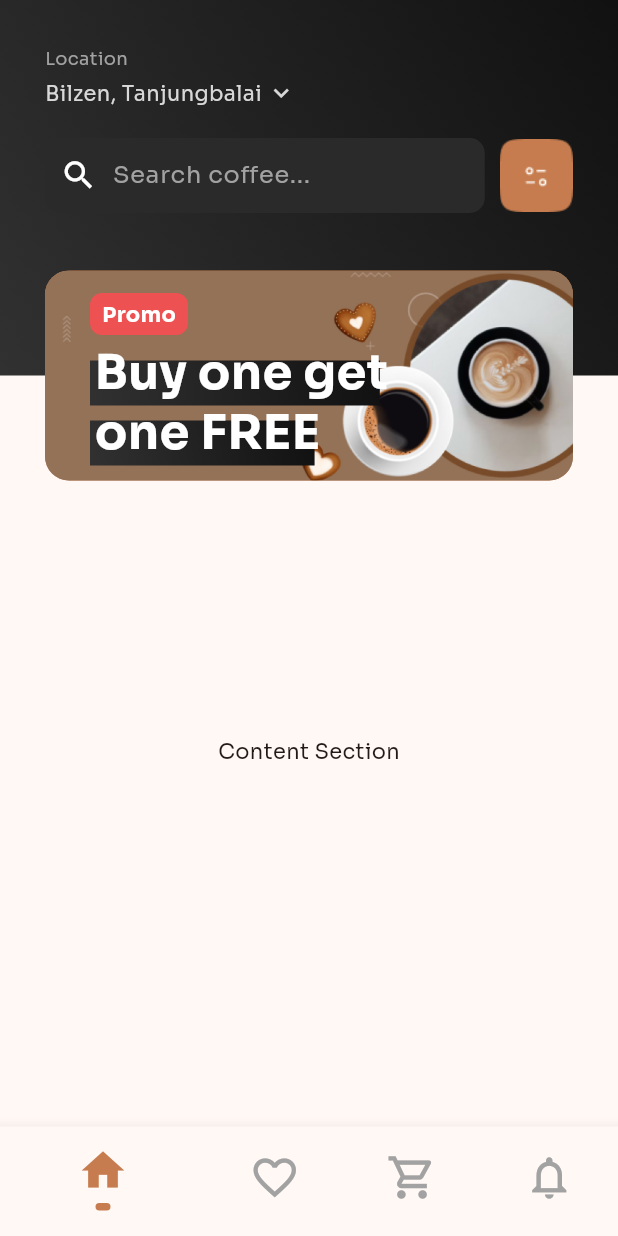
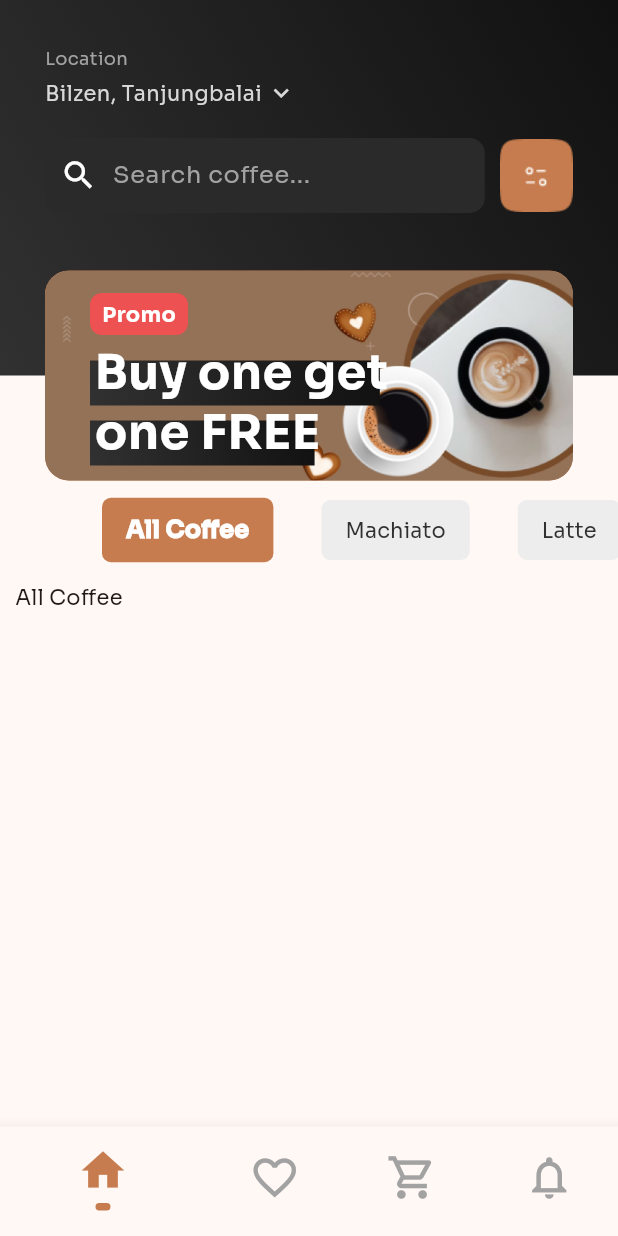
Before and after one commit to rizasghari/coffeeshop_flutter, a Flutter app: the AppWrapperScreen screen opened directly, on a phone screen of 412 x 824 dp. Run offline on Flutter 3.47's test engine with Material 3 defaults, Android fonts, the phone set to English and light mode, and no system bars; generated files the repository leaves out were written again.

Commit message:
Home page tabbar implemented

```diff
--- a/lib/main.dart
+++ b/lib/main.dart
@@ -1,4 +1,5 @@
 import 'package:coffee_shop_flutter/ui/colors.dart';
+import 'package:flutter/services.dart';
 
 import 'screens/splash_screen.dart';
 import 'package:flutter/material.dart';
--- /dev/null
+++ b/lib/mock_data.dart
@@ -0,0 +1,17 @@
+class Category {
+  final String name;
+  Category({required this.name});
+
+  static List<Category> getSampleCategories() {
+    return [
+      Category(name: 'All Coffee'),
+      Category(name: 'Machiato'),
+      Category(name: 'Latte'),
+      Category(name: 'Americano'),
+      Category(name: 'Turkish Coffee'),
+      Category(name: 'Cappuccino'),
+      Category(name: 'Espresso'),
+      Category(name: 'Cafe au Lait'),
+    ];
+  }
+}
--- a/lib/screens/app_wrapper_screen.dart
+++ b/lib/screens/app_wrapper_screen.dart
@@ -48,23 +48,6 @@ class _AppWrapperScreenState extends State<AppWrapperScreen> {
             height: 5,
             width: 10,
           ),
-      ],
-    );
-  }
-
-  Widget _heroSection() {
-    return Stack(
-      alignment: Alignment.center,
-      clipBehavior: Clip.none,
-      children: [
-        Container(
-          clipBehavior: Clip.antiAlias,
-          decoration: const BoxDecoration(
-              color: Color(0xFF4F9CD6),
-              borderRadius:
-                  BorderRadius.only(bottomLeft: Radius.circular(30.0))),
-          child: Text("Hero Section"),
-        ),
       ],
     );
   }
@@ -126,9 +109,7 @@ class _AppWrapperScreenState extends State<AppWrapperScreen> {
   Widget build(BuildContext context) {
     return Scaffold(
       body: SafeArea(
-        child: Center(
-          child: _screens.elementAt(_bottomNavSelectedIndex),
-        ),
+        child: _screens.elementAt(_bottomNavSelectedIndex),
       ),
       bottomNavigationBar: _buildBottomNavigationBar(),
     );
--- a/lib/screens/home_screen.dart
+++ b/lib/screens/home_screen.dart
@@ -1,3 +1,4 @@
+import 'package:coffee_shop_flutter/mock_data.dart';
 import 'package:flutter/material.dart';
 import '../ui/colors.dart';
 import '../ui/gradients.dart';
@@ -10,8 +11,23 @@ class HomeScreen extends StatefulWidget {
   State<HomeScreen> createState() => _HomeScreenState();
 }
 
-class _HomeScreenState extends State<HomeScreen> {
+class _HomeScreenState extends State<HomeScreen>
+    with SingleTickerProviderStateMixin {
   final TextEditingController _searchController = TextEditingController();
+  late TabController tabController;
+
+  @override
+  void initState() {
+    tabController = TabController(
+        length: Category.getSampleCategories().length,
+        initialIndex: 0,
+        animationDuration: const Duration(milliseconds: 300),
+        vsync: this);
+    tabController.addListener(() {
+      setState(() {});
+    });
+    super.initState();
+  }
 
   @override
   Widget build(BuildContext context) {
@@ -259,11 +275,82 @@ class _HomeScreenState extends State<HomeScreen> {
   }
 
   Widget _contentSection() {
-    return const Column(
-      mainAxisAlignment: MainAxisAlignment.center,
-      children: [
-        Text("Content Section"),
-      ],
+    return Padding(
+      padding: const EdgeInsets.only(top: 80.0, left: 0.0, right: 0.0),
+      child: Column(
+        children: [
+          TabBar(
+            controller: tabController,
+            isScrollable: true,
+            labelStyle: const TextStyle(
+              fontSize: 14.0,
+              fontWeight: FontWeight.w700,
+            ),
+            labelColor: white,
+            indicator: const UnderlineTabIndicator(
+              borderSide: BorderSide(
+                width: 0.0,
+                color: Colors.transparent,
+              ),
+            ),
+            dividerColor: Colors.transparent,
+            padding: EdgeInsets.zero,
+            overlayColor: WidgetStateProperty.all(Colors.transparent),
+            tabs: List.generate(
+              Category.getSampleCategories().length,
+              (index) => _customTab(index, tabController.index),
+            ),
+          ),
+          Expanded(
+            child: Padding(
+              padding: const EdgeInsets.all(10),
+              child: TabBarView(
+                controller: tabController,
+                children: [
+                  Text(
+                      Category.getSampleCategories()[tabController.index].name),
+                  Text(
+                      Category.getSampleCategories()[tabController.index].name),
+                  Text(
+                      Category.getSampleCategories()[tabController.index].name),
+                  Text(
+                      Category.getSampleCategories()[tabController.index].name),
+                  Text(
+                      Category.getSampleCategories()[tabController.index].name),
+                  Text(
+                      Category.getSampleCategories()[tabController.index].name),
+                  Text(
+                      Category.getSampleCategories()[tabController.index].name),
+                  Text(
+                      Category.getSampleCategories()[tabController.index].name),
+                ],
+              ),
+            ),
+          ),
+        ],
+      ),
+    );
+  }
+
+  Widget _customTab(int index, int selectedIndex) {
+    bool isSelected = index == selectedIndex;
+    return Tab(
+      child: Container(
+        decoration: BoxDecoration(
+          color: isSelected ? brownNormal : unselectedTabBg,
+          // Selected has red, unselected has grey
+          borderRadius: BorderRadius.circular(6),
+        ),
+        padding: const EdgeInsets.symmetric(vertical: 10, horizontal: 16),
+        child: Text(
+          Category.getSampleCategories()[index].name,
+          style: TextStyle(
+              color: isSelected ? white : darkGradientEnd,
+            fontSize: isSelected ? 16 : 14,
+            fontWeight: isSelected ? FontWeight.w900 : FontWeight.normal,
+          ),
+        ),
+      ),
     );
   }
 }
--- a/lib/ui/colors.dart
+++ b/lib/ui/colors.dart
@@ -8,3 +8,4 @@ const darkGradientEnd = Color(0xFF313131);
 const white = Color(0xFFFFFFFF);
 const surfaceNormal = Color(0xFFD8D8D8);
 const badge = Color(0xFFed5151);
+const unselectedTabBg = Color(0xFFEDEDED);
```
